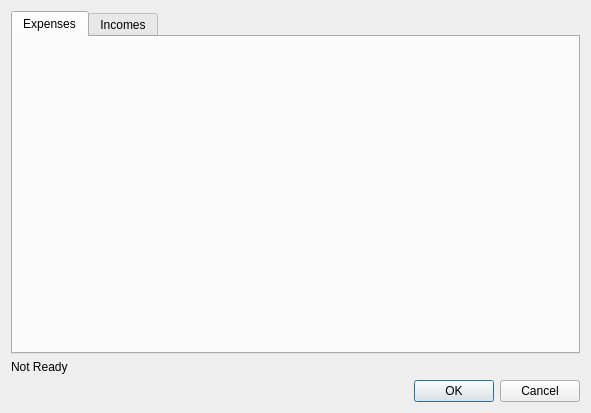
Above: app/postimportdialog.ui from DarkHobbit/homewallet before the change. Below: the same form after it.
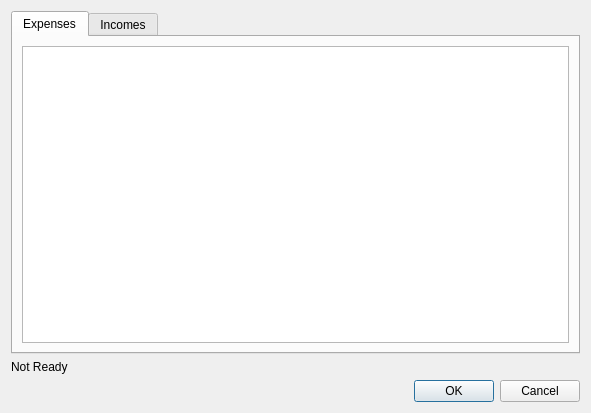
That is the form after the change. The open tabs and pages were chosen to show the change.

Commit message: Way to compact text file format, step 7: expense candidates shown in table

What changed in the file:
```diff
--- a/app/postimportdialog.ui
+++ b/app/postimportdialog.ui
@@ -23,6 +23,11 @@
       <attribute name="title">
        <string>Expenses</string>
       </attribute>
+      <layout class="QVBoxLayout" name="verticalLayout_2">
+       <item>
+        <widget class="QTableView" name="tableExpenses"/>
+       </item>
+      </layout>
      </widget>
      <widget class="QWidget" name="tabIncomes">
       <attribute name="title">
```
Left out of the diff: 7 changed lines with no effect on the pictures. The commit also changes 8 other files.
